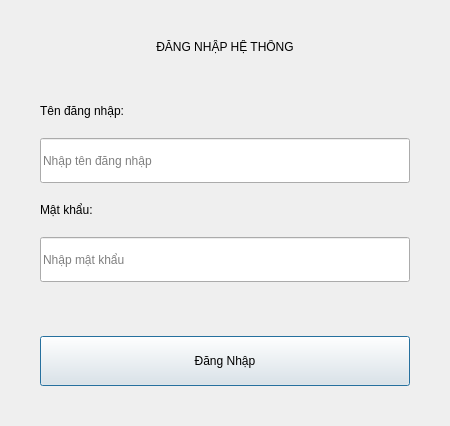
The window that logindialog.ui (DuongNguyen0210/StoreProject) describes before a commit, drawn with Qt 5.
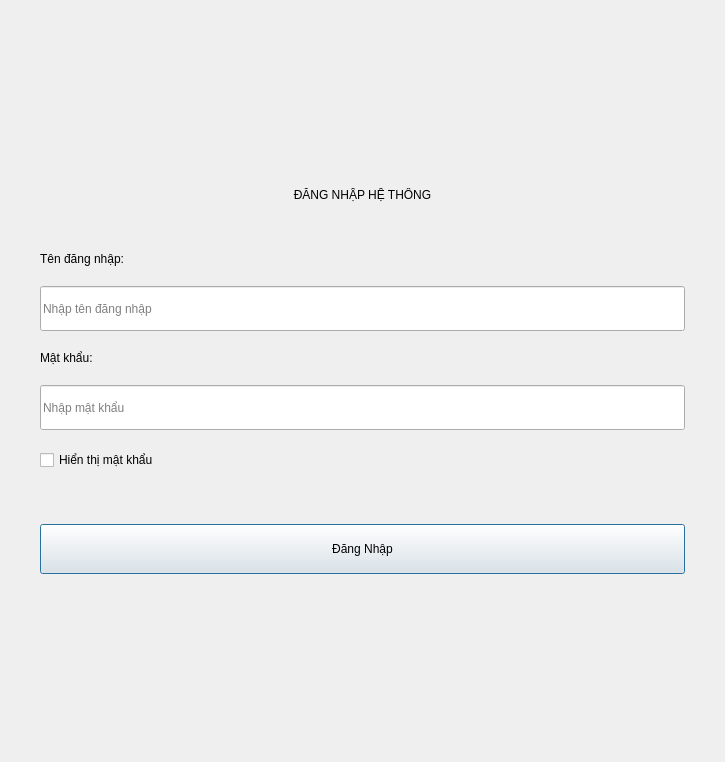
The same window after the commit.

The edit to the form file:
```diff
--- a/logindialog.ui
+++ b/logindialog.ui
@@ -6,8 +6,8 @@
    <rect>
     <x>0</x>
     <y>0</y>
-    <width>450</width>
-    <height>400</height>
+    <width>725</width>
+    <height>762</height>
    </rect>
   </property>
   <property name="windowTitle">
@@ -111,6 +111,28 @@
      </property>
     </widget>
    </item>
+   <item>
+    <widget class="QCheckBox" name="chkShowPassword">
+     <property name="enabled">
+      <bool>true</bool>
+     </property>
+     <property name="sizePolicy">
+      <sizepolicy hsizetype="Minimum" vsizetype="Fixed">
+       <horstretch>0</horstretch>
+       <verstretch>0</verstretch>
+      </sizepolicy>
+     </property>
+     <property name="minimumSize">
+      <size>
+       <width>0</width>
+       <height>0</height>
+      </size>
+     </property>
+     <property name="text">
+      <string>Hiển thị mật khẩu</string>
+     </property>
+    </widget>
+   </item>
    <item>
     <widget class="QLabel" name="lblError">
      <property name="text">
```
